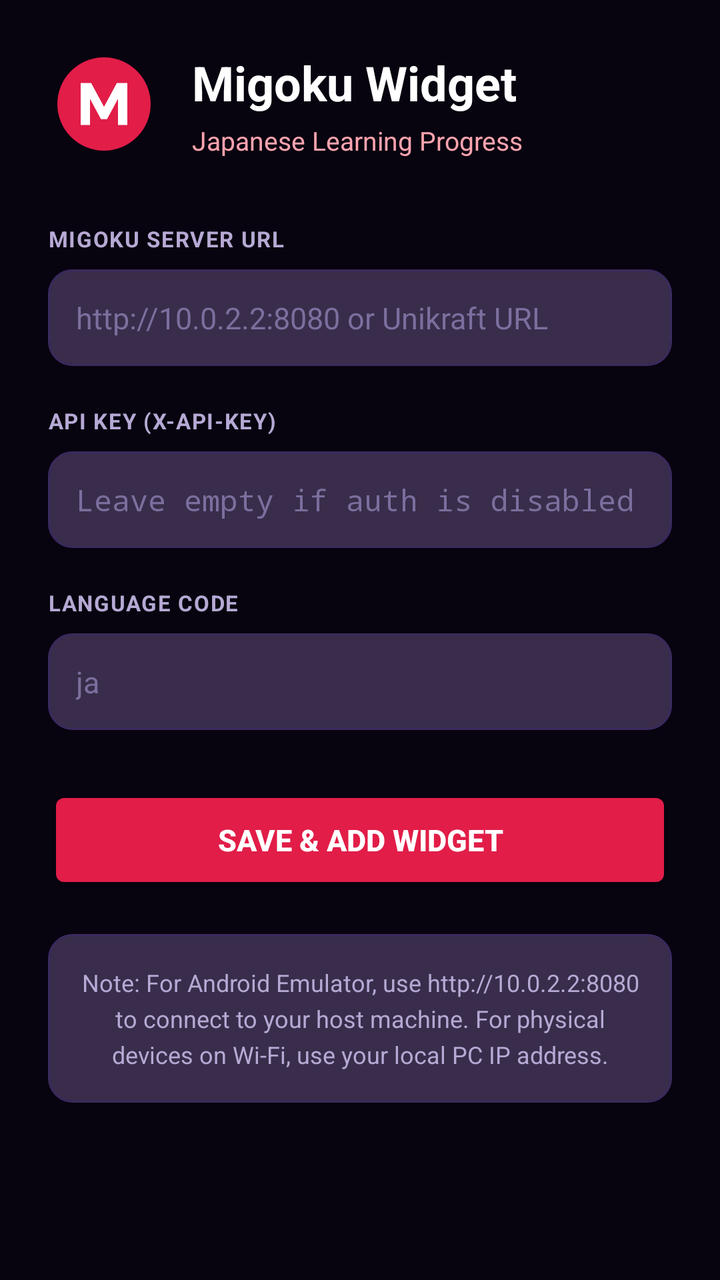
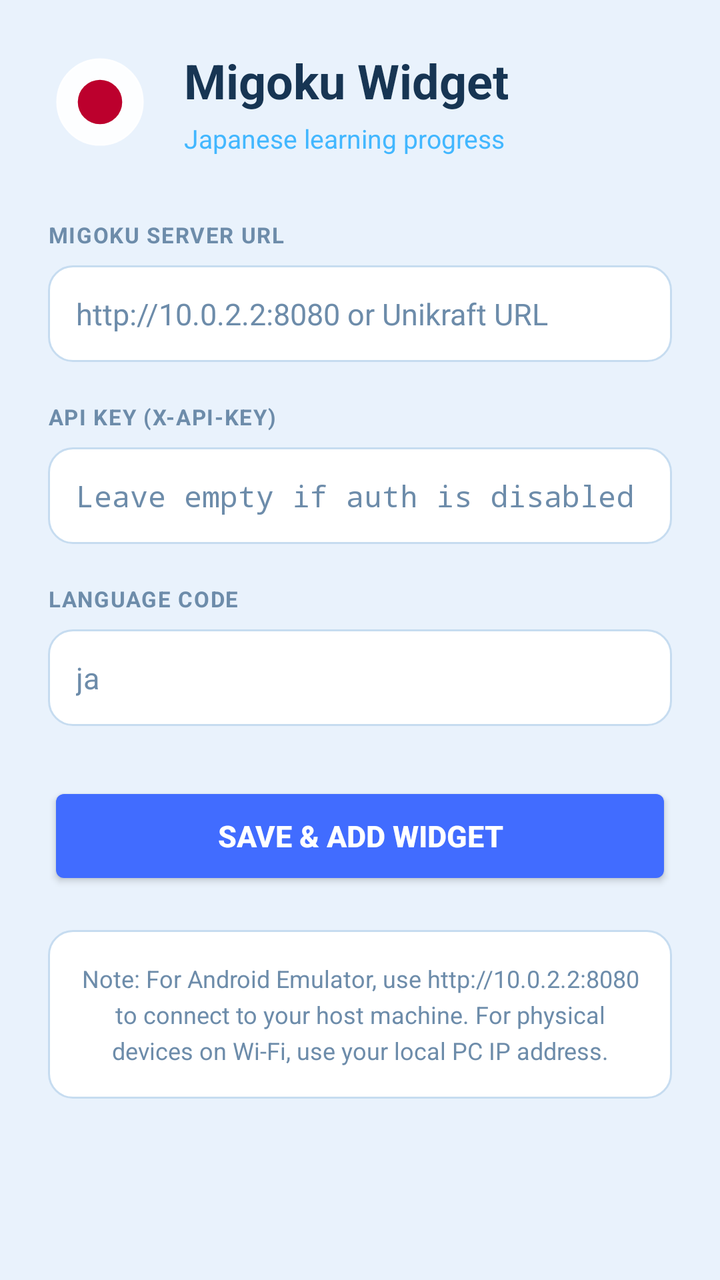

Two renders of the same Android screen: before a commit and after it. Below are the layout's source before the change and the commit's diff.
<!-- AndroidManifest.xml: activity theme android:Theme.DeviceDefault.NoActionBar -->
<!-- res/layout/activity_widget_config.xml -->
<?xml version="1.0" encoding="utf-8"?>
<ScrollView xmlns:android="http://schemas.android.com/apk/res/android"
    android:layout_width="match_parent"
    android:layout_height="match_parent"
    android:background="@color/bg_dark"
    android:fillViewport="true"
    android:padding="24dp">

    <LinearLayout
        android:layout_width="match_parent"
        android:layout_height="wrap_content"
        android:orientation="vertical">

        <LinearLayout
            android:layout_width="match_parent"
            android:layout_height="wrap_content"
            android:gravity="center_vertical"
            android:orientation="horizontal"
            android:layout_marginBottom="32dp">

            <ImageView
                android:layout_width="56dp"
                android:layout_height="56dp"
                android:src="@drawable/ic_migaku_logo"
                android:contentDescription="Migaku Logo" />

            <LinearLayout
                android:layout_width="wrap_content"
                android:layout_height="wrap_content"
                android:layout_marginStart="16dp"
                android:orientation="vertical">

                <TextView
                    android:layout_width="wrap_content"
                    android:layout_height="wrap_content"
                    android:text="Migoku Widget"
                    android:textColor="@color/text_primary"
                    android:textSize="24sp"
                    android:textStyle="bold" />

                <TextView
                    android:layout_width="wrap_content"
                    android:layout_height="wrap_content"
                    android:layout_marginTop="4dp"
                    android:text="Japanese Learning Progress"
                    android:textColor="@color/badge_ja_text"
                    android:textSize="13sp" />
            </LinearLayout>
        </LinearLayout>

        
        <TextView
            android:layout_width="wrap_content"
            android:layout_height="wrap_content"
            android:text="MIGOKU SERVER URL"
            android:textColor="@color/text_secondary"
            android:textSize="11sp"
            android:textStyle="bold"
            android:letterSpacing="0.05" />

        <EditText
            android:id="@+id/et_server_url"
            android:layout_width="match_parent"
            android:layout_height="wrap_content"
            android:layout_marginTop="8dp"
            android:layout_marginBottom="20dp"
            android:background="@drawable/input_bg"
            android:hint="http://10.0.2.2:8080 or Unikraft URL"
            android:inputType="textUri"
            android:padding="14dp"
            android:textColor="@color/text_primary"
            android:textColorHint="@color/text_muted"
            android:textSize="15sp" />

        
        <TextView
            android:layout_width="wrap_content"
            android:layout_height="wrap_content"
            android:text="API KEY (X-API-KEY)"
            android:textColor="@color/text_secondary"
            android:textSize="11sp"
            android:textStyle="bold"
            android:letterSpacing="0.05" />

        <EditText
            android:id="@+id/et_api_key"
            android:layout_width="match_parent"
            android:layout_height="wrap_content"
            android:layout_marginTop="8dp"
            android:layout_marginBottom="20dp"
            android:background="@drawable/input_bg"
            android:hint="Leave empty if auth is disabled"
            android:inputType="textPassword"
            android:padding="14dp"
            android:textColor="@color/text_primary"
            android:textColorHint="@color/text_muted"
            android:textSize="15sp" />

        
        <TextView
            android:layout_width="wrap_content"
            android:layout_height="wrap_content"
            android:text="LANGUAGE CODE"
            android:textColor="@color/text_secondary"
            android:textSize="11sp"
            android:textStyle="bold"
            android:letterSpacing="0.05" />

        <EditText
            android:id="@+id/et_lang"
            android:layout_width="match_parent"
            android:layout_height="wrap_content"
            android:layout_marginTop="8dp"
            android:layout_marginBottom="28dp"
            android:background="@drawable/input_bg"
            android:hint="ja"
            android:inputType="text"
            android:padding="14dp"
            android:textColor="@color/text_primary"
            android:textColorHint="@color/text_muted"
            android:textSize="15sp" />

        <Button
            android:id="@+id/btn_save_config"
            android:layout_width="match_parent"
            android:layout_height="54dp"
            android:backgroundTint="@color/migaku_crimson"
            android:text="Save &amp; Add Widget"
            android:textColor="@color/text_primary"
            android:textSize="15sp"
            android:textStyle="bold" />

        <TextView
            android:layout_width="match_parent"
            android:layout_height="wrap_content"
            android:layout_marginTop="20dp"
            android:gravity="center"
            android:lineSpacingExtra="4dp"
            android:padding="16dp"
            android:background="@drawable/input_bg"
            android:text="Note: For Android Emulator, use http://10.0.2.2:8080 to connect to your host machine. For physical devices on Wi-Fi, use your local PC IP address."
            android:textColor="@color/text_secondary"
            android:textSize="12sp" />
    </LinearLayout>
</ScrollView>
<!-- resources referenced by this layout -->
<resources>
  <color name="badge_ja_text">#FDA4AF</color>
  <color name="bg_dark">#07030F</color>
  <color name="migaku_crimson">#E11D48</color>
  <color name="text_muted">#7C6F9E</color>
  <color name="text_primary">#FFFFFF</color>
  <color name="text_secondary">#B6A9D4</color>
  <!-- drawable ic_migaku_logo (drawable) -->
  <vector xmlns:android="http://schemas.android.com/apk/res/android"
      android:width="48dp"
      android:height="48dp"
      android:viewportWidth="48"
      android:viewportHeight="48">
      
      <path
          android:fillColor="#E11D48"
          android:pathData="M24,4C12.95,4 4,12.95 4,24s8.95,20 20,20 20,-8.95 20,-20S35.05,4 24,4z"/>
      
      <path
          android:fillColor="#FFFFFF"
          android:pathData="M14,33V15h4.5l5.5,10.2L29.5,15H34v18h-4V21.8l-4.7,8.7h-2.6L18,21.8V33H14z"/>
  </vector>
  <!-- drawable input_bg (drawable) -->
  <?xml version="1.0" encoding="utf-8"?>
  <layer-list xmlns:android="http://schemas.android.com/apk/res/android">
      
      <item>
          <shape android:shape="rectangle">
              <solid android:color="@color/input_bg" />
              <corners android:radius="12dp" />
          </shape>
      </item>
      
      <item android:top="1dp" android:left="1dp" android:right="1dp" android:bottom="1dp">
          <shape android:shape="rectangle">
              <solid android:color="#20FFFFFF" />
              <corners android:radius="11dp" />
          </shape>
      </item>
      
      <item>
          <shape android:shape="rectangle">
              <corners android:radius="12dp" />
              <stroke android:width="1dp" android:color="@color/input_border" />
          </shape>
      </item>
  </layer-list>
  <color name="input_bg">#1C0F31</color>
  <color name="input_border">#3B2A5E</color>
</resources>

<!-- the commit's change to res/layout/activity_widget_config.xml (unified diff, before → after) -->
@@ -2,7 +2,7 @@
 <ScrollView xmlns:android="http://schemas.android.com/apk/res/android"
     android:layout_width="match_parent"
     android:layout_height="match_parent"
-    android:background="@color/bg_dark"
+    android:background="@color/bg_light"
     android:fillViewport="true"
     android:padding="24dp">
 
@@ -14,15 +14,15 @@
         <LinearLayout
             android:layout_width="match_parent"
             android:layout_height="wrap_content"
+            android:layout_marginBottom="32dp"
             android:gravity="center_vertical"
-            android:orientation="horizontal"
-            android:layout_marginBottom="32dp">
+            android:orientation="horizontal">
 
             <ImageView
-                android:layout_width="56dp"
-                android:layout_height="56dp"
-                android:src="@drawable/ic_migaku_logo"
-                android:contentDescription="Migaku Logo" />
+                android:layout_width="52dp"
+                android:layout_height="52dp"
+                android:contentDescription="@string/config_title"
+                android:src="@drawable/ic_japan_flag" />
 
             <LinearLayout
                 android:layout_width="wrap_content"
@@ -33,8 +33,8 @@
                 <TextView
                     android:layout_width="wrap_content"
                     android:layout_height="wrap_content"
-                    android:text="Migoku Widget"
-                    android:textColor="@color/text_primary"
+                    android:text="@string/config_title"
+                    android:textColor="@color/text_ink"
                     android:textSize="24sp"
                     android:textStyle="bold" />
 
@@ -42,8 +42,8 @@
                     android:layout_width="wrap_content"
                     android:layout_height="wrap_content"
                     android:layout_marginTop="4dp"
-                    android:text="Japanese Learning Progress"
-                    android:textColor="@color/badge_ja_text"
+                    android:text="@string/config_subtitle"
+                    android:textColor="@color/learning_fill_start"
                     android:textSize="13sp" />
             </LinearLayout>
         </LinearLayout>
@@ -52,11 +52,11 @@
         <TextView
             android:layout_width="wrap_content"
             android:layout_height="wrap_content"
-            android:text="MIGOKU SERVER URL"
-            android:textColor="@color/text_secondary"
+            android:letterSpacing="0.05"
+            android:text="@string/config_server_url_label"
+            android:textColor="@color/text_ink_muted"
             android:textSize="11sp"
-            android:textStyle="bold"
-            android:letterSpacing="0.05" />
+            android:textStyle="bold" />
 
         <EditText
             android:id="@+id/et_server_url"
@@ -68,19 +68,19 @@
             android:hint="http://10.0.2.2:8080 or Unikraft URL"
             android:inputType="textUri"
             android:padding="14dp"
-            android:textColor="@color/text_primary"
-            android:textColorHint="@color/text_muted"
+            android:textColor="@color/text_ink"
+            android:textColorHint="@color/text_ink_muted"
             android:textSize="15sp" />
 
         
         <TextView
             android:layout_width="wrap_content"
             android:layout_height="wrap_content"
-            android:text="API KEY (X-API-KEY)"
-            android:textColor="@color/text_secondary"
+            android:letterSpacing="0.05"
+            android:text="@string/config_api_key_label"
+            android:textColor="@color/text_ink_muted"
             android:textSize="11sp"
-            android:textStyle="bold"
-            android:letterSpacing="0.05" />
+            android:textStyle="bold" />
 
         <EditText
             android:id="@+id/et_api_key"
@@ -92,19 +92,19 @@
             android:hint="Leave empty if auth is disabled"
             android:inputType="textPassword"
             android:padding="14dp"
-            android:textColor="@color/text_primary"
-            android:textColorHint="@color/text_muted"
+            android:textColor="@color/text_ink"
+            android:textColorHint="@color/text_ink_muted"
             android:textSize="15sp" />
 
         
         <TextView
             android:layout_width="wrap_content"
             android:layout_height="wrap_content"
-            android:text="LANGUAGE CODE"
-            android:textColor="@color/text_secondary"
+            android:letterSpacing="0.05"
+            android:text="@string/config_lang_label"
+            android:textColor="@color/text_ink_muted"
             android:textSize="11sp"
-            android:textStyle="bold"
-            android:letterSpacing="0.05" />
+            android:textStyle="bold" />
 
         <EditText
             android:id="@+id/et_lang"
@@ -116,16 +116,16 @@
             android:hint="ja"
             android:inputType="text"
             android:padding="14dp"
-            android:textColor="@color/text_primary"
-            android:textColorHint="@color/text_muted"
+            android:textColor="@color/text_ink"
+            android:textColorHint="@color/text_ink_muted"
             android:textSize="15sp" />
 
         <Button
             android:id="@+id/btn_save_config"
             android:layout_width="match_parent"
             android:layout_height="54dp"
-            android:backgroundTint="@color/migaku_crimson"
-            android:text="Save &amp; Add Widget"
+            android:backgroundTint="@color/accent"
+            android:text="@string/config_save"
             android:textColor="@color/text_primary"
             android:textSize="15sp"
             android:textStyle="bold" />
@@ -134,12 +134,12 @@
             android:layout_width="match_parent"
             android:layout_height="wrap_content"
             android:layout_marginTop="20dp"
+            android:background="@drawable/input_bg"
             android:gravity="center"
             android:lineSpacingExtra="4dp"
             android:padding="16dp"
-            android:background="@drawable/input_bg"
-            android:text="Note: For Android Emulator, use http://10.0.2.2:8080 to connect to your host machine. For physical devices on Wi-Fi, use your local PC IP address."
-            android:textColor="@color/text_secondary"
+            android:text="@string/config_note"
+            android:textColor="@color/text_ink_muted"
             android:textSize="12sp" />
     </LinearLayout>
 </ScrollView>
<!-- resource entries referenced after the edit -->
@@ -1,52 +1,50 @@
 <!-- resources referenced by this layout -->
 <resources>
-  <color name="badge_ja_text">#FDA4AF</color>
-  <color name="bg_dark">#07030F</color>
-  <color name="migaku_crimson">#E11D48</color>
-  <color name="text_muted">#7C6F9E</color>
-  <color name="text_primary">#FFFFFF</color>
-  <color name="text_secondary">#B6A9D4</color>
-  <!-- drawable ic_migaku_logo (drawable) -->
+  <color name="accent">#FF416CFF</color>
+  <color name="bg_light">#E9F2FC</color>
+  <color name="learning_fill_start">#FF42B7FF</color>
+  <color name="text_ink">#FF173553</color>
+  <color name="text_ink_muted">#FF6D8CAA</color>
+  <color name="text_primary">#FFFFFFFF</color>
+  <!-- drawable ic_japan_flag (drawable) -->
+  <?xml version="1.0" encoding="utf-8"?>
   <vector xmlns:android="http://schemas.android.com/apk/res/android"
-      android:width="48dp"
-      android:height="48dp"
-      android:viewportWidth="48"
-      android:viewportHeight="48">
+      android:width="68dp"
+      android:height="68dp"
+      android:viewportWidth="220"
+      android:viewportHeight="220">
       
       <path
-          android:fillColor="#E11D48"
-          android:pathData="M24,4C12.95,4 4,12.95 4,24s8.95,20 20,20 20,-8.95 20,-20S35.05,4 24,4z"/>
+          android:fillColor="@color/flag_disc"
+          android:pathData="M110,19 a91,91 0 1,0 0,182 a91,91 0 1,0 0,-182"
+          android:strokeColor="@color/flag_disc"
+          android:strokeWidth="3" />
       
       <path
-          android:fillColor="#FFFFFF"
-          android:pathData="M14,33V15h4.5l5.5,10.2L29.5,15H34v18h-4V21.8l-4.7,8.7h-2.6L18,21.8V33H14z"/>
+          android:fillColor="@color/flag_red"
+          android:pathData="M110,110 m-47,0 a47,47 0 1,0 94,0 a47,47 0 1,0 -94,0" />
   </vector>
   <!-- drawable input_bg (drawable) -->
   <?xml version="1.0" encoding="utf-8"?>
   <layer-list xmlns:android="http://schemas.android.com/apk/res/android">
-      
       <item>
           <shape android:shape="rectangle">
               <solid android:color="@color/input_bg" />
-              <corners android:radius="12dp" />
-          </shape>
-      </item>
-      
-      <item android:top="1dp" android:left="1dp" android:right="1dp" android:bottom="1dp">
-          <shape android:shape="rectangle">
-              <solid android:color="#20FFFFFF" />
-              <corners android:radius="11dp" />
-          </shape>
-      </item>
-      
-      <item>
-          <shape android:shape="rectangle">
               <corners android:radius="12dp" />
               <stroke android:width="1dp" android:color="@color/input_border" />
           </shape>
       </item>
   </layer-list>
-  <color name="input_bg">#1C0F31</color>
-  <color name="input_border">#3B2A5E</color>
+  <string name="config_api_key_label">API KEY (X-API-KEY)</string>
+  <string name="config_lang_label">LANGUAGE CODE</string>
+  <string name="config_note">Note: For Android Emulator, use http://10.0.2.2:8080 to connect to your host machine. For physical devices on Wi-Fi, use your local PC IP address.</string>
+  <string name="config_save">Save &amp; Add Widget</string>
+  <string name="config_server_url_label">MIGOKU SERVER URL</string>
+  <string name="config_subtitle">Japanese learning progress</string>
+  <string name="config_title">Migoku Widget</string>
+  <color name="flag_disc">#E0FFFFFF</color>
+  <color name="flag_red">#FFBC002D</color>
+  <color name="input_bg">#FFFFFFFF</color>
+  <color name="input_border">#FFC6DCF0</color>
 </resources>
 
